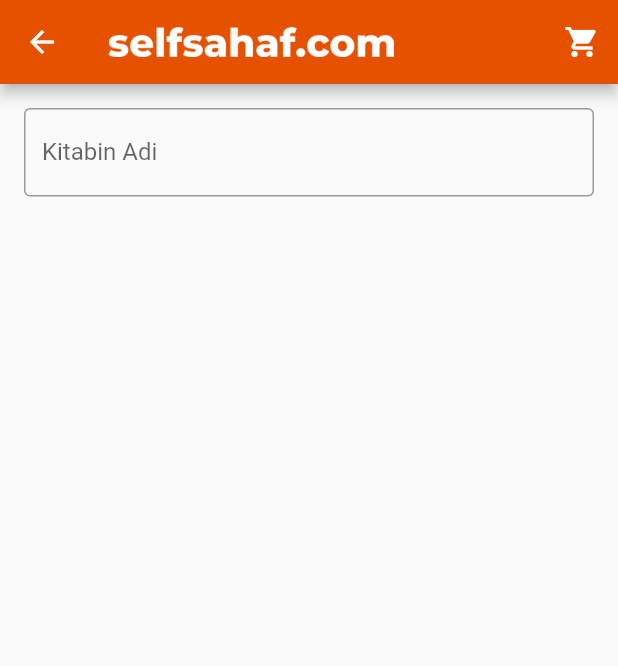
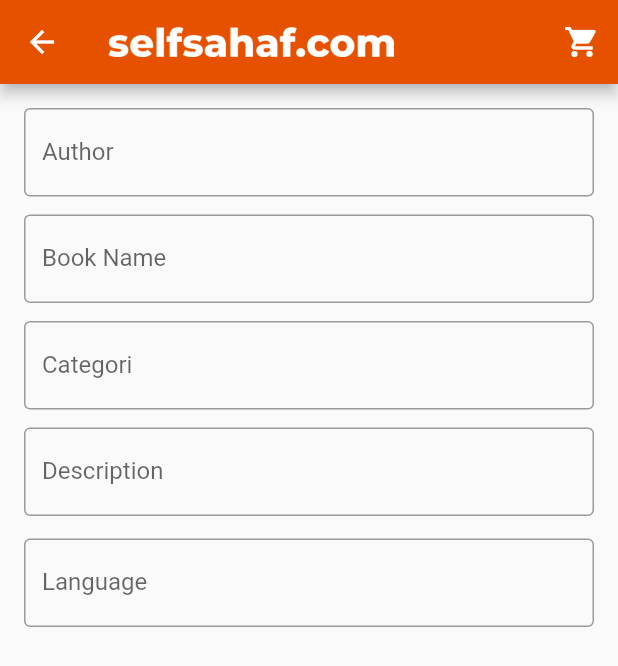
Before and after one commit to tarikisildar/SelfSahaf, a Flutter app: the AddBook screen opened by its route, on a phone screen of 412 x 824 dp. Shown: the top 666 px of the screen. Run offline on Flutter 3.47's test engine with Material 2 defaults, Android fonts, the phone set to English and light mode, and no system bars; our stand-ins replace carousel_pro, dio.

```diff
--- a/lib/main.dart
+++ b/lib/main.dart
@@ -44,7 +44,7 @@ class SelfSahaf extends StatelessWidget {
       ),
       debugShowCheckedModeBanner: false,
 
-      initialRoute: '/addBook',
+      initialRoute: '/',
       routes: {
         '/': (context) => LoginPage(),
         '/mainPage' : (context) => MainPage(),
--- a/lib/page_classes/add_book.dart
+++ b/lib/page_classes/add_book.dart
@@ -1,16 +1,20 @@
 import 'package:flutter/material.dart';
 
-class AddBook extends StatefulWidget{
+class AddBook extends StatefulWidget {
   @override
   _AddBookState createState() => new _AddBookState();
 }
 
-class _AddBookState extends State<AddBook>{
+class _AddBookState extends State<AddBook> {
+
   @override
   Widget build(BuildContext context) {
     return Scaffold(
       appBar: AppBar(
-          title: Container(height: 20,child: Image.asset("images/logo_white/logo_white.png"),),
+        title: Container(
+          height: 20,
+          child: Image.asset("images/logo_white/logo_white.png"),
+        ),
         actions: <Widget>[
           IconButton(
               icon: Icon(Icons.shopping_cart),
@@ -24,12 +28,38 @@ class _AddBookState extends State<AddBook>{
         child: SingleChildScrollView(
           child: Column(
             children: <Widget>[
-              TextFormField(
+              Padding(
+                  padding: const EdgeInsets.only(bottom: 12.0),
+                  child: TextFormField(
+
                     decoration: InputDecoration(
-                  border: OutlineInputBorder(),
-                  labelText: "Kitabin Adi"
+                        border: OutlineInputBorder(), labelText: "Author"),
+                  )
                   ),
-              ),
+              Padding(
+                  padding: const EdgeInsets.only(bottom: 12.0),
+                  child: TextFormField(
+                    decoration: InputDecoration(
+                        border: OutlineInputBorder(), labelText: "Book Name"),
+                  )),
+              Padding(
+                  padding: const EdgeInsets.only(bottom: 12.0),
+                  child: TextFormField(
+                    decoration: InputDecoration(
+                        border: OutlineInputBorder(), labelText: "Categori"),
+                  )),
+              Padding(
+                  padding: const EdgeInsets.only(bottom: 12.0),
+                  child: TextFormField(
+                    decoration: InputDecoration(
+                        border: OutlineInputBorder(), labelText: "Description"),
+                  )),
+              Padding(
+                  padding: const EdgeInsets.only(top: 3.0, bottom: 3.0),
+                  child: TextFormField(
+                    decoration: InputDecoration(
+                        border: OutlineInputBorder(), labelText: "Language"),
+                  )),
             ],
           ),
         ),
--- a/pubspec.yaml
+++ b/pubspec.yaml
@@ -20,6 +20,8 @@ dependencies:
   flutter:
     sdk: flutter
   carousel_pro: ^1.0.0
+  dio: ^3.0.9
+  http: ^0.12.0+4
 
   # The following adds the Cupertino Icons font to your application.
   # Use with the CupertinoIcons class for iOS style icons.
```
Also changed, not shown: lib/page_classes/sahaf_drawer.dart (+1 -14 lines), lib/registration/login.dart (+12 -8 lines), pubspec.lock. Lines whose indentation alone changed are shown as unchanged.
